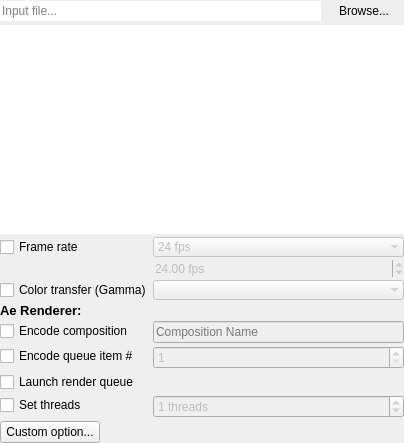
Above: DuFFMpeg/inputwidget.ui from RxLaboratory/DuME before the change. Below: the same form after it.
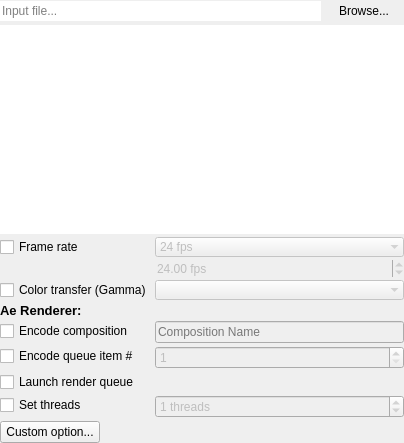
That is the form after the change.

What changed in the file:
```diff
--- a/DuFFMpeg/inputwidget.ui
+++ b/DuFFMpeg/inputwidget.ui
@@ -76,7 +76,7 @@
         <x>0</x>
         <y>0</y>
         <width>404</width>
-        <height>418</height>
+        <height>414</height>
        </rect>
       </property>
       <layout class="QVBoxLayout" name="verticalLayout" stretch="1,0">
@@ -262,12 +262,6 @@
              <height>0</height>
             </size>
            </property>
-           <property name="maximumSize">
-            <size>
-             <width>100</width>
-             <height>16777215</height>
-            </size>
-           </property>
            <property name="text">
             <string>Color transfer (Gamma)</string>
            </property>
```
Left out of the diff: 32 changed lines with no effect on the pictures.
